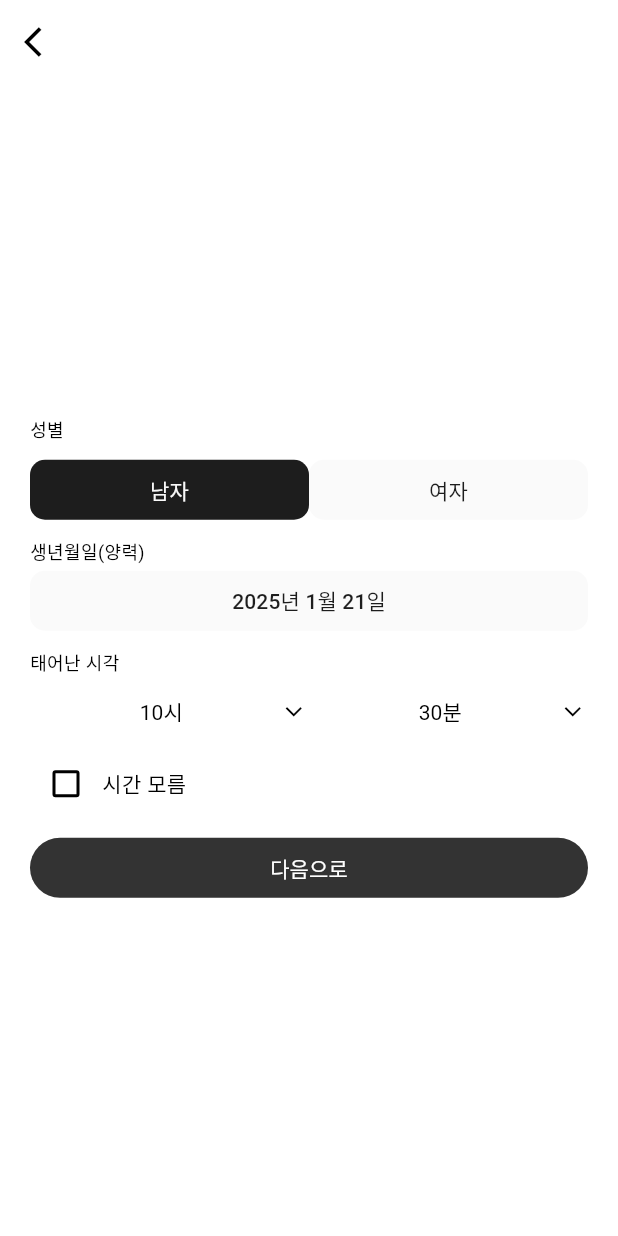
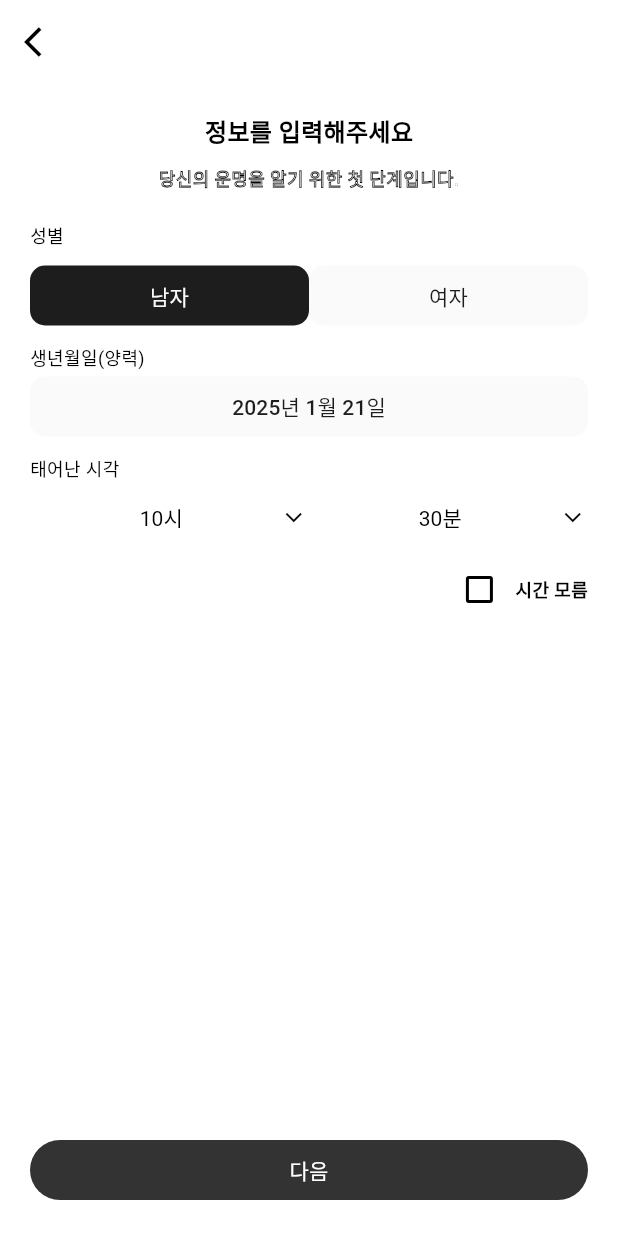
Before and after one commit to mandacode-com/traditional-saju-flutter, a Flutter app: the NewYearSajuMemberInfoPage screen opened directly, on a phone screen of 412 x 824 dp. Run offline on Flutter 3.47's test engine with Material 3 defaults, Android fonts, the phone set to English and light mode, and no system bars; our stand-ins replace equatable, flutter_bloc, formz; Roboto replaces fonts that are missing (MapoFlowerIsland, NanumSquareNeo).

Commit message:
feat: member info page update

```diff
--- a/lib/new_year_saju/member_info/view/member_info_form.dart
+++ b/lib/new_year_saju/member_info/view/member_info_form.dart
@@ -2,9 +2,6 @@ part of 'member_info_page.dart';
 
 class NewYearSajuMemberInfoForm extends StatelessWidget {
   const NewYearSajuMemberInfoForm({super.key});
-
-  static final EdgeInsets padding =
-      const EdgeInsets.symmetric(vertical: 120, horizontal: 20);
 
   @override
   Widget build(BuildContext context) {
@@ -12,8 +9,6 @@ class NewYearSajuMemberInfoForm extends StatelessWidget {
       listener: (context, state) {},
       child: Align(
         alignment: Alignment.center,
-          child: Padding(
-            padding: padding,
         child: Column(
           mainAxisSize: MainAxisSize.min,
           children: <Widget>[
@@ -39,28 +34,22 @@ class NewYearSajuMemberInfoForm extends StatelessWidget {
               ],
             ),
             Row(
+              mainAxisAlignment: MainAxisAlignment.end,
               children: [
-                    Checkbox(
+                TextCheckBox(
+                  text: "시간 모름",
                   value: context.select((NewYearSajuMemberInfoBloc bloc) =>
                       bloc.state.birthTimeDisabled),
                   onChanged: (value) => context
                       .read<NewYearSajuMemberInfoBloc>()
-                          .add(MemberInfoBirthTimeDisabledChanged(
-                              value ?? false)),
+                      .add(MemberInfoBirthTimeDisabledChanged(value ?? false)),
                 ),
-                    Text('시간 모름'),
               ],
-                ),
-                const SizedBox(height: 8),
-                PageNavigationButton(
-                  page: NewYearSajuQuestionPage(),
-                  theme: DarkPageNavigationButtonTheme(),
-                  text: "다음으로",
             ),
           ],
         ),
       ),
-        ));
+    );
   }
 }
 
--- a/lib/new_year_saju/member_info/view/member_info_page.dart
+++ b/lib/new_year_saju/member_info/view/member_info_page.dart
@@ -1,10 +1,14 @@
+import 'package:byul_mobile/config/config.dart';
 import 'package:byul_mobile/new_year_saju/member_info/bloc/member_info_bloc.dart';
 import 'package:byul_mobile/new_year_saju/question/view/question_page.dart';
 import 'package:byul_mobile/themes/page_navigation_button_theme.dart';
+import 'package:byul_mobile/widgets/bottom_page_navigation_button.dart';
 import 'package:byul_mobile/widgets/page_back_button.dart';
 import 'package:byul_mobile/widgets/custom_dropdown_button.dart';
+import 'package:byul_mobile/widgets/page_info_text.dart';
 import 'package:byul_mobile/widgets/page_navigation_button.dart';
 import 'package:byul_mobile/themes/button_color.dart';
+import 'package:byul_mobile/widgets/text_check_box.dart';
 import 'package:flutter/material.dart';
 import 'package:flutter_bloc/flutter_bloc.dart';
 import 'package:new_year_saju_repository/new_year_saju_repository.dart';
@@ -12,13 +16,54 @@ import 'package:saju_local_storage/saju_local_storage.dart';
 
 part 'member_info_form.dart';
 
-class NewYearSajuMemberInfoPage extends StatelessWidget {
+class NewYearSajuMemberInfoPage extends StatefulWidget {
   const NewYearSajuMemberInfoPage({super.key});
 
   static Route<void> route() {
     return MaterialPageRoute<void>(
       builder: (_) => const NewYearSajuMemberInfoPage(),
     );
+  }
+
+  @override
+  State<NewYearSajuMemberInfoPage> createState() =>
+      _NewYearSajuMemberInfoPageState();
+}
+
+class _NewYearSajuMemberInfoPageState extends State<NewYearSajuMemberInfoPage> {
+  final ScrollController _scrollController = ScrollController();
+
+  bool isBottom = false;
+
+  _scrollListener() {
+    if (_scrollController.offset >=
+            _scrollController.position.maxScrollExtent - 40 &&
+        !_scrollController.position.outOfRange) {
+      setState(() {
+        isBottom = true;
+      });
+    } else {
+      setState(() {
+        isBottom = false;
+      });
+    }
+  }
+
+  @override
+  void initState() {
+    _scrollController.addListener(_scrollListener);
+    WidgetsBinding.instance.addPostFrameCallback((_) {
+      setState(() {
+        isBottom = _scrollController.position.maxScrollExtent <= 0;
+      });
+    });
+    super.initState();
+  }
+
+  @override
+  void dispose() {
+    _scrollController.dispose();
+    super.dispose();
   }
 
   @override
@@ -35,8 +80,62 @@ class NewYearSajuMemberInfoPage extends StatelessWidget {
         create: (context) => NewYearSajuMemberInfoBloc(
           newYearSajuRepository: context.read<NewYearSajuRepository>(),
         )..add(const MemberInfoSubscriptionRequested()),
-        child: const NewYearSajuMemberInfoForm(),
+        child: SingleChildScrollView(
+          controller: _scrollController,
+          child: Padding(
+            padding: MediaQuery.of(context).orientation == Orientation.landscape
+                ? Config.getLandScapeHorizontalPadding(context).copyWith(
+                    top: 40,
+                    bottom: 40,
+                  )
+                : const EdgeInsets.all(20),
+            child: Column(
+              children: [
+                Padding(
+                  padding: const EdgeInsets.only(bottom: 20),
+                  child: const PageInfoText(
+                      title: "정보를 입력해주세요",
+                      description: "당신의 운명을 알기 위한 첫 단계입니다."),
+                ),
+                NewYearSajuMemberInfoForm(),
+              ],
+            ),
+          ),
+        ),
+      ),
+      bottomNavigationBar: AnimatedBuilder(
+        animation: _scrollController,
+        builder: (context, child) {
+          return BottomPageNavigationButton(
+            opacity: MediaQuery.of(context).orientation == Orientation.portrait
+                ? 1
+                : isBottom
+                    ? 1
+                    : 0,
+            child: child,
+          );
+        },
+        child: _BottomNavigationBar(),
       ),
     );
   }
 }
+
+class _BottomNavigationBar extends StatelessWidget {
+  @override
+  Widget build(BuildContext context) {
+    return Padding(
+      padding: MediaQuery.of(context).orientation == Orientation.landscape
+          ? Config.getLandScapeHorizontalPadding(context).copyWith(
+              top: 20,
+              bottom: 20,
+            )
+          : const EdgeInsets.symmetric(horizontal: 20, vertical: 20),
+      child: PageNavigationButton(
+        theme: DarkPageNavigationButtonTheme(),
+        page: NewYearSajuQuestionPage(),
+        text: "다음",
+      ),
+    );
+  }
+}
```
Lines whose indentation alone changed are shown as unchanged.
